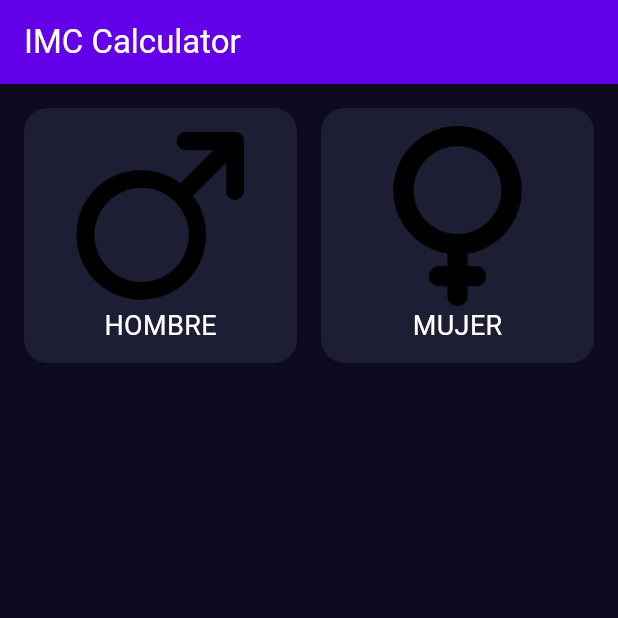
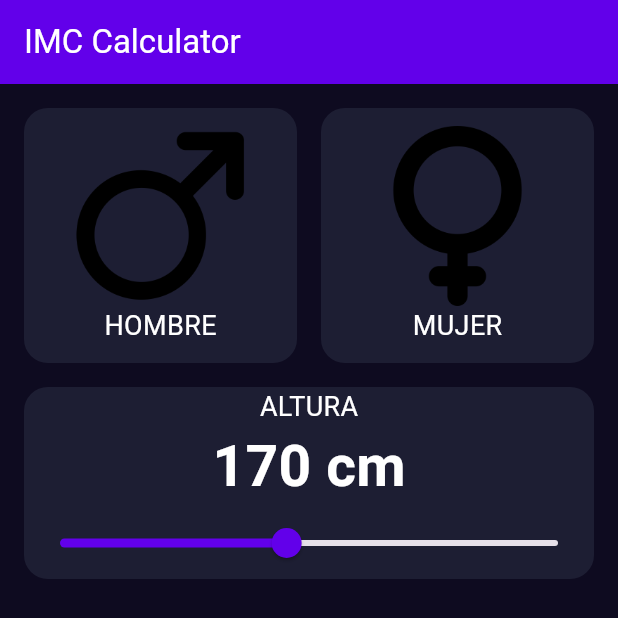
Before and after one commit to TaZZiTo/imc_calculator, a Flutter app: the screen it shows after launch, on a phone screen of 412 x 824 dp. Shown: the top 618 px of the screen. Run offline on Flutter 3.47's test engine with Material 3 defaults, Android fonts, the phone set to English and light mode, and no system bars.

Commit message:
Creamos el Height Selector

```diff
--- /dev/null
+++ b/lib/components/height_selector.dart
@@ -0,0 +1,52 @@
+import 'package:flutter/material.dart';
+import 'package:imc_calculator/core/app_colors.dart';
+import 'package:imc_calculator/core/text_styles.dart';
+import 'dart:io';
+
+class HeightSelector extends StatefulWidget {
+  const HeightSelector({super.key});
+
+  @override
+  State<HeightSelector> createState() => _HeightSelectorState();
+}
+
+class _HeightSelectorState extends State<HeightSelector> {
+  double height = 170;//Altura inicial
+  @override
+  Widget build(BuildContext context) {
+    return Padding(
+      padding: const EdgeInsets.only(right: 16, left: 16),
+      child: Container(
+        decoration: BoxDecoration(
+          color: AppColors.backgroundComponents,
+          borderRadius: BorderRadius.circular(16),
+        ),
+        child: Column(
+          children: [
+            Text('ALTURA', style: TextStyles.bodyText,),
+            Text('${height.toStringAsFixed(0)} cm', style: TextStyle(
+              color: Colors.white,
+              fontSize: 38,
+              fontWeight: FontWeight.bold,
+            )
+            ),
+            Slider(value: height, onChanged: (newHeight){
+              setState(() {
+                height = newHeight;
+              });
+            },
+            min: 120,
+            max: 230,
+            divisions: 110,
+            label: '${height.toStringAsFixed(0)} cm',
+            activeColor: AppColors.primary,
+
+            ),
+
+
+          ],
+        ),
+      ),
+    );
+  }
+}
--- a/lib/screens/imc_home_screen.dart
+++ b/lib/screens/imc_home_screen.dart
@@ -1,5 +1,6 @@
 import 'package:flutter/material.dart';
 import 'package:imc_calculator/components/gender_selector.dart';
+import 'package:imc_calculator/components/height_selector.dart';
 
 class ImcHomeScreen extends StatefulWidget {
   const ImcHomeScreen({super.key});
@@ -13,7 +14,8 @@ class _ImcHomeScreenState extends State<ImcHomeScreen> {
   Widget build(BuildContext context) {
     return Column(
       children: [
-        GenderSelector()
+        GenderSelector(),
+        HeightSelector(),
       ],
     );
   }
```
